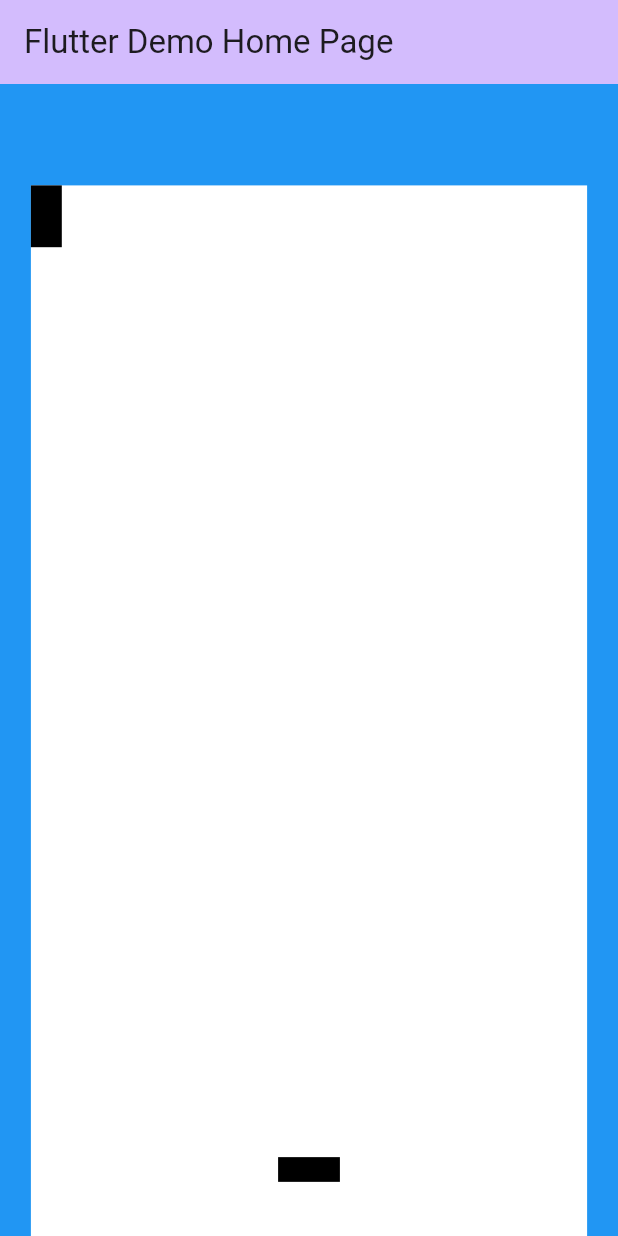
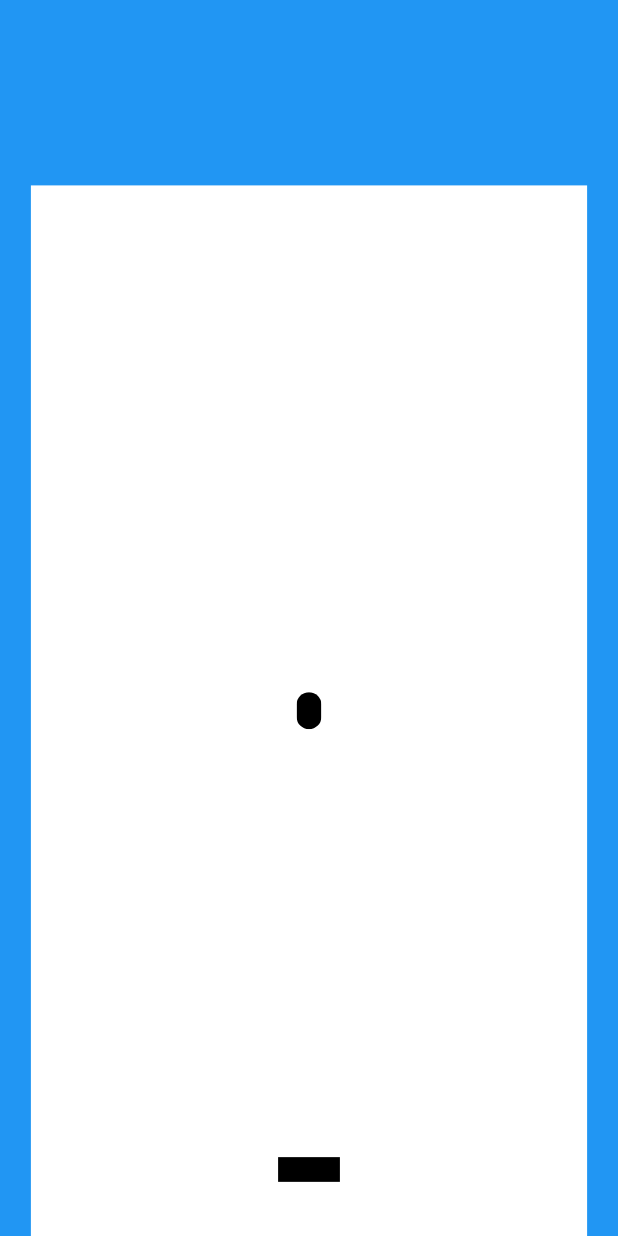
Before and after one commit to bazuhair01/ball_game, a Flutter app: the screen it shows after launch, on a phone screen of 412 x 824 dp. Run offline on Flutter 3.47's test engine with Material 3 defaults, Android fonts, the phone set to English and light mode, and no system bars.

Commit message:
fixing the postion for the ball

```diff
--- a/lib/main.dart
+++ b/lib/main.dart
@@ -1,4 +1,7 @@
+import 'dart:developer';
+
 import 'package:flutter/material.dart';
+import 'package:flutter/services.dart';
 
 void main() {
   runApp(const MyApp());
@@ -13,14 +16,13 @@ class MyApp extends StatelessWidget {
       theme: ThemeData(
         colorScheme: ColorScheme.fromSeed(seedColor: Colors.deepPurple),
       ),
-      home: const MyHomePage(title: 'Flutter Demo Home Page'),
+      home: const MyHomePage(),
     );
   }
 }
 
 class MyHomePage extends StatefulWidget {
-  const MyHomePage({super.key, required this.title});
-  final String title;
+  const MyHomePage({super.key});
 
   @override
   State<MyHomePage> createState() => _MyHomePageState();
@@ -29,19 +31,9 @@ class MyHomePage extends StatefulWidget {
 class _MyHomePageState extends State<MyHomePage> {
   double position = 0;
 
-  newXPosition(){
-    position = 0.8;
-    setState(() {
-    });
-  }
-
   @override
   Widget build(BuildContext context) {
     return Scaffold(
-      appBar: AppBar(
-        backgroundColor: Theme.of(context).colorScheme.inversePrimary,
-        title: Text(widget.title),
-      ),
       body: Stack(
         children: [
           Container(color: Colors.blue),
@@ -54,25 +46,7 @@ class _MyHomePageState extends State<MyHomePage> {
                   color: Colors.white,
                   height: MediaQuery.of(context).size.height * 0.85,
                   width: MediaQuery.of(context).size.width * 0.9,
-                  child: Stack(
-                    children: [
-                      Ball(),
-                      GestureDetector(
-                        onTap: () => newXPosition(),
-                        child: Align(
-                          alignment: Alignment(position, 0.95),
-                          child: Padding(
-                            padding: const EdgeInsets.symmetric(vertical: 20),
-                            child: Container(
-                              color: Colors.black,
-                              height: MediaQuery.of(context).size.height * 0.02,
-                              width: MediaQuery.of(context).size.width * 0.1,
-                            ),
-                          ),
-                        ),
-                      ),
-                    ],
-                  ),
+                  child: Stack(children: [Ball(), Player(position: position)]),
                 ),
               ],
             ),
@@ -83,15 +57,69 @@ class _MyHomePageState extends State<MyHomePage> {
   }
 }
 
-class Ball extends StatelessWidget {
+class Ball extends StatefulWidget {
   const Ball({super.key});
 
   @override
+  State<Ball> createState() => _BallState();
+}
+
+class _BallState extends State<Ball> {
+  double newPostion = 0.0;
+
+  @override
   Widget build(BuildContext context) {
-    return Container(
-      color: Colors.black,
-      height: MediaQuery.of(context).size.height * 0.05,
-      width: MediaQuery.of(context).size.width * 0.05,
+    Future.delayed(Duration(seconds: 1), () {
+      newPostion += 0.1;
+    });
+    setState(() {});
+    return Align(
+      alignment: Alignment(0, newPostion),
+      child: ClipRRect(
+        borderRadius: BorderRadius.all(Radius.circular(12)),
+        child: Container(
+          color: Colors.black,
+          height: MediaQuery.of(context).size.height * 0.03,
+          width: MediaQuery.of(context).size.width * 0.04,
+        ),
+      ),
     );
   }
 }
+
+class Player extends StatefulWidget {
+  Player({super.key, this.position = 0.0});
+  double position;
+
+  @override
+  State<Player> createState() => _PlayerState();
+}
+
+class _PlayerState extends State<Player> {
+  @override
+  Widget build(BuildContext context) {
+    return GestureDetector(
+      onHorizontalDragUpdate: (details) {
+        setState(() {
+          double dxInAlignmentUnits =
+              (details.delta.dx /
+                  (MediaQuery.of(context).size.width -
+                      MediaQuery.of(context).size.width * 0.1)) *
+              2.0;
+          widget.position += dxInAlignmentUnits;
+        });
+      },
+      child: Align(
+        alignment: Alignment(widget.position, 0.95),
+        child: Padding(
+          padding: const EdgeInsets.symmetric(vertical: 20),
+          child: Container(
+            color: Colors.black,
+            height: MediaQuery.of(context).size.height * 0.02,
+            width: MediaQuery.of(context).size.width * 0.1,
+          ),
+        ),
+      ),
+    );
+  }
+}
```
